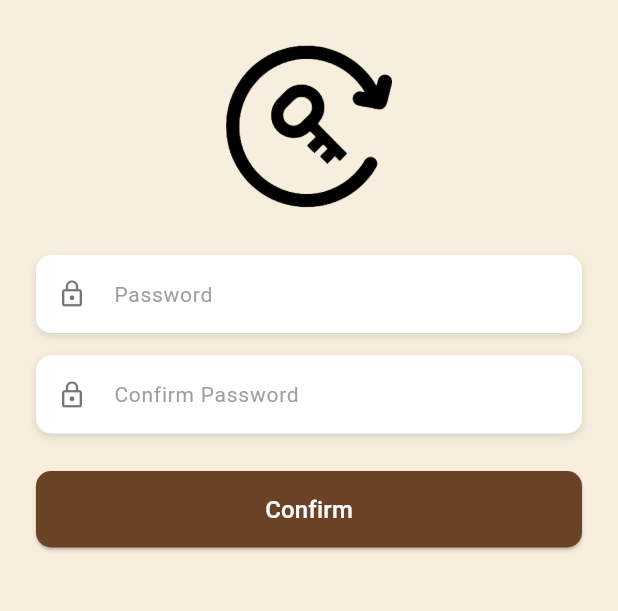
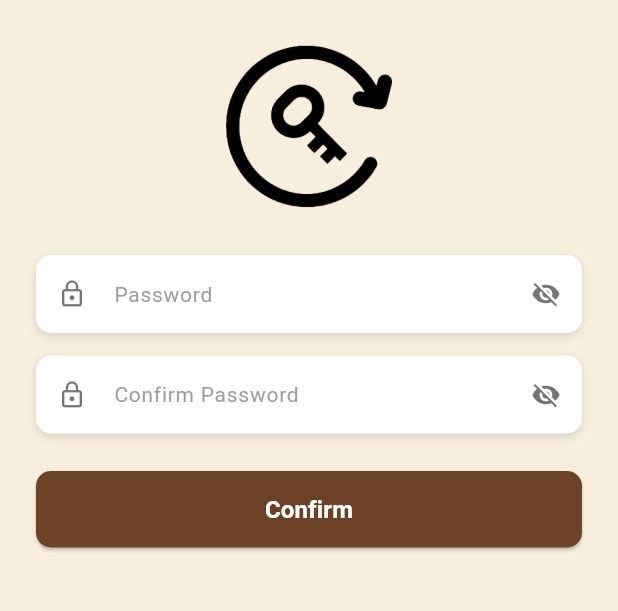
Before and after one commit to vghetiya259/teamart_application, a Flutter app: the ResetPasswordPage screen opened directly, on a phone screen of 412 x 824 dp, the part 201-812 px from its top. Run offline on Flutter 3.47's test engine with Material 3 defaults, Android fonts, the phone set to English and light mode, and no system bars.

Commit message:
add validation reset password page

```diff
--- a/lib/reset_password_page.dart
+++ b/lib/reset_password_page.dart
@@ -1,17 +1,73 @@
 import 'package:flutter/material.dart';
 import 'login_page.dart';
 
-class ResetPasswordPage extends StatelessWidget {
+class ResetPasswordPage extends StatefulWidget {
   const ResetPasswordPage({super.key});
+
+  @override
+  State<ResetPasswordPage> createState() => _ResetPasswordPageState();
+}
+
+class _ResetPasswordPageState extends State<ResetPasswordPage> {
+  final TextEditingController _passwordController = TextEditingController();
+  final TextEditingController _confirmPasswordController =
+      TextEditingController();
+
+  bool _obscurePassword = true;
+  bool _obscureConfirmPassword = true;
+
+  String? _passwordError;
+  String? _confirmPasswordError;
+
+  void _validateAndSubmit() {
+    setState(() {
+      _passwordError = null;
+      _confirmPasswordError = null;
+
+      final password = _passwordController.text.trim();
+      final confirmPassword = _confirmPasswordController.text.trim();
+
+      bool isValid = true;
+
+      if (password.isEmpty) {
+        _passwordError = 'Password is required';
+        isValid = false;
+      }
+
+      if (confirmPassword.isEmpty) {
+        _confirmPasswordError = 'Confirm password is required';
+        isValid = false;
+      } else if (password.isNotEmpty && password != confirmPassword) {
+        _confirmPasswordError = 'Passwords do not match';
+        isValid = false;
+      }
+
+      if (isValid) {
+        Navigator.pushAndRemoveUntil(
+          context,
+          MaterialPageRoute(builder: (context) => const LoginPage()),
+          (route) => false,
+        );
+      }
+    });
+  }
+
+  @override
+  void dispose() {
+    _passwordController.dispose();
+    _confirmPasswordController.dispose();
+    super.dispose();
+  }
 
   @override
   Widget build(BuildContext context) {
     return Scaffold(
       backgroundColor: const Color(0xFFF7EEDD),
       body: SafeArea(
-        child: Padding(
+        child: SingleChildScrollView(
           padding: const EdgeInsets.all(24),
           child: Column(
+            crossAxisAlignment: CrossAxisAlignment.center,
             children: [
               const SizedBox(height: 10),
               Image.asset(
@@ -26,14 +82,52 @@ class ResetPasswordPage extends StatelessWidget {
                 fit: BoxFit.contain,
               ),
               const SizedBox(height: 30),
-              _buildTextField('Password', Icons.lock_outline, isObscure: true),
+
+              // Password Field
+              _buildPasswordField(
+                controller: _passwordController,
+                hintText: 'Password',
+                obscureText: _obscurePassword,
+                errorText: _passwordError,
+                onToggleVisibility: () {
+                  setState(() {
+                    _obscurePassword = !_obscurePassword;
+                  });
+                },
+                onChanged: (val) {
+                  if (_passwordError != null) {
+                    setState(() {
+                      _passwordError = null;
+                    });
+                  }
+                },
+              ),
+
               const SizedBox(height: 15),
-              _buildTextField(
-                'Confirm Password',
-                Icons.lock_outline,
-                isObscure: true,
+
+              // Confirm Password Field
+              _buildPasswordField(
+                controller: _confirmPasswordController,
+                hintText: 'Confirm Password',
+                obscureText: _obscureConfirmPassword,
+                errorText: _confirmPasswordError,
+                onToggleVisibility: () {
+                  setState(() {
+                    _obscureConfirmPassword = !_obscureConfirmPassword;
+                  });
+                },
+                onChanged: (val) {
+                  if (_confirmPasswordError != null) {
+                    setState(() {
+                      _confirmPasswordError = null;
+                    });
+                  }
+                },
               ),
+
               const SizedBox(height: 25),
+
+              // Confirm Button
               SizedBox(
                 width: double.infinity,
                 child: ElevatedButton(
@@ -44,18 +138,14 @@ class ResetPasswordPage extends StatelessWidget {
                       borderRadius: BorderRadius.circular(10),
                     ),
                   ),
-                  onPressed: () {
-                    Navigator.pushAndRemoveUntil(
-                      context,
-                      MaterialPageRoute(
-                        builder: (context) => const LoginPage(),
-                      ),
-                      (route) => false,
-                    );
-                  },
+                  onPressed: _validateAndSubmit,
                   child: const Text(
                     'Confirm',
-                    style: TextStyle(color: Colors.white, fontSize: 16),
+                    style: TextStyle(
+                      color: Colors.white,
+                      fontSize: 16,
+                      fontWeight: FontWeight.bold,
+                    ),
                   ),
                 ),
               ),
@@ -66,25 +156,69 @@ class ResetPasswordPage extends StatelessWidget {
     );
   }
 
-  Widget _buildTextField(String hint, IconData icon, {bool isObscure = false}) {
-    return Container(
+  Widget _buildPasswordField({
+    required TextEditingController controller,
+    required String hintText,
+    required bool obscureText,
+    required VoidCallback onToggleVisibility,
+    required ValueChanged<String> onChanged,
+    String? errorText,
+  }) {
+    return Column(
+      crossAxisAlignment: CrossAxisAlignment.start,
+      children: [
+        Container(
           decoration: BoxDecoration(
             color: Colors.white,
             borderRadius: BorderRadius.circular(10),
             boxShadow: const [
-          BoxShadow(color: Colors.black12, blurRadius: 4, offset: Offset(0, 2)),
+              BoxShadow(
+                color: Colors.black12,
+                blurRadius: 4,
+                offset: Offset(0, 2),
+              ),
             ],
           ),
           child: TextField(
-        obscureText: isObscure,
+            controller: controller,
+            obscureText: obscureText,
+            onChanged: onChanged,
             decoration: InputDecoration(
-          hintText: hint,
+              hintText: hintText,
               hintStyle: const TextStyle(fontSize: 14, color: Colors.grey),
-          prefixIcon: Icon(icon, color: Colors.black54, size: 20),
+              prefixIcon: const Icon(
+                Icons.lock_outline,
+                color: Colors.black54,
+                size: 20,
+              ),
+              suffixIcon: IconButton(
+                icon: Icon(
+                  obscureText ? Icons.visibility_off : Icons.visibility,
+                  color: Colors.black54,
+                  size: 20,
+                ),
+                onPressed: onToggleVisibility,
+              ),
               border: InputBorder.none,
               contentPadding: const EdgeInsets.symmetric(vertical: 14),
             ),
           ),
+        ),
+        if (errorText != null) ...[
+          const SizedBox(height: 6),
+          Padding(
+            padding: const EdgeInsets.only(left: 4),
+            child: Text(
+              errorText,
+              style: const TextStyle(
+                color: Color(0xFFE53935),
+                fontSize: 12,
+                fontWeight: FontWeight.w400,
+              ),
+            ),
+          ),
+        ],
+      ],
     );
   }
 }
```
Lines whose indentation alone changed are shown as unchanged.
